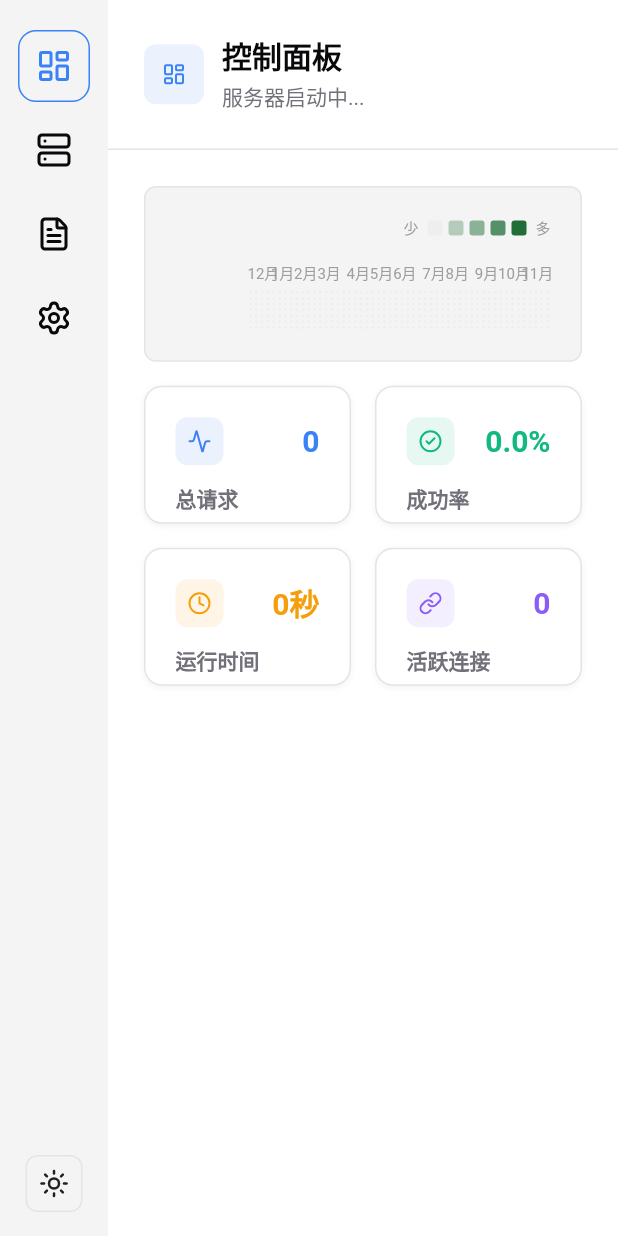
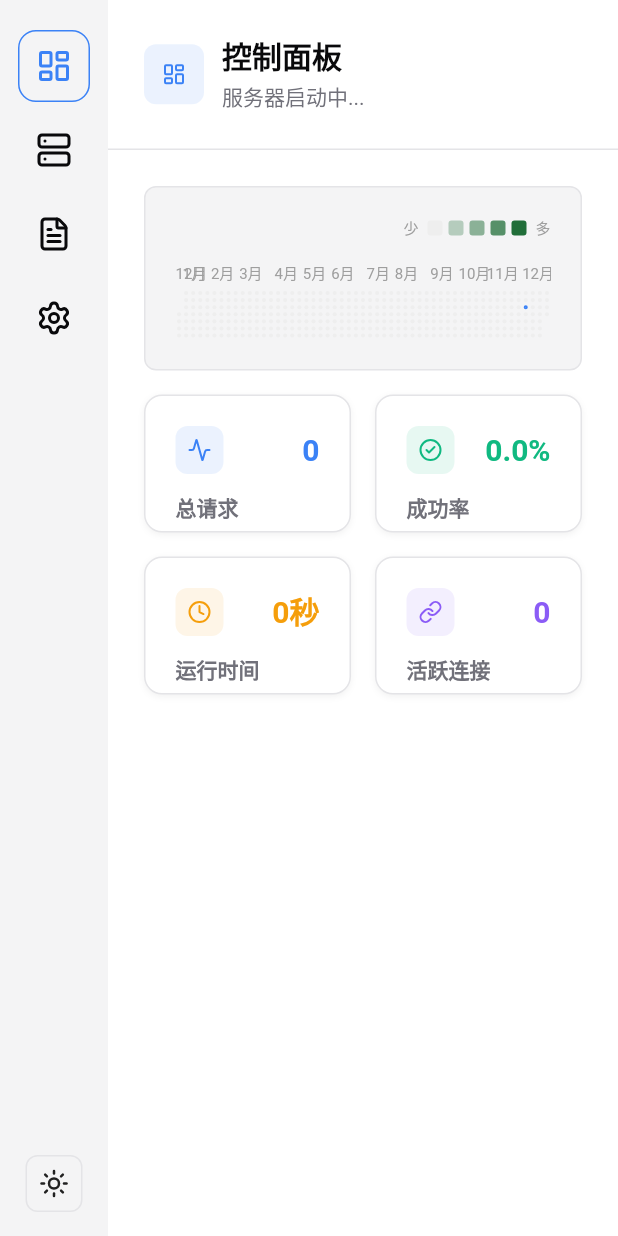
Before and after one commit to CalsRanna/code_proxy, a Flutter app: the screen it shows after launch, on a phone screen of 412 x 824 dp. Run offline on Flutter 3.47's test engine with Material 3 defaults, Android fonts, the phone set to English and light mode, and no system bars; our stand-ins replace auto_route, get_it, lucide_icons_flutter, shared_preferences, shelf, signals; missing offline and left inert: sqlite3; statements that could not run were skipped.

Commit message:
feat(heatmap): update heatmap to display yearly stats instead of 52 weeks
Modify heatmap to show entire year's data (Jan 1 to Dec 31) instead of rolling 52 weeks. Includes improved date handling, future date indicators, and simplified grid layout. Add tooltips showing date and request counts.

BREAKING CHANGE: Heatmap now displays fixed calendar year instead of rolling 52-week period. Layout changed to remove weekday labels and adjust cell sizing for yearly view.

```diff
--- a/lib/view_model/home_view_model.dart
+++ b/lib/view_model/home_view_model.dart
@@ -143,17 +143,20 @@ class HomeViewModel extends BaseViewModel {
   // 状态更新
   // =========================
 
-  /// 加载热度图数据（最近52周）
+  /// 加载热度图数据（全年数据：从今年1月1日到12月31日）
   Future<void> _loadHeatmapData() async {
     if (isDisposed) return;
 
     try {
       final now = DateTime.now();
-      final startDate = now.subtract(const Duration(days: 52 * 7));
+      // 从今年1月1日开始
+      final startDate = DateTime(now.year, 1, 1);
+      // 到今年12月31日结束
+      final endDate = DateTime(now.year, 12, 31);
 
       final stats = await _databaseService.getDailySuccessRequestStats(
         startTimestamp: startDate.millisecondsSinceEpoch,
-        endTimestamp: now.millisecondsSinceEpoch,
+        endTimestamp: endDate.millisecondsSinceEpoch,
       );
 
       if (!isDisposed) {
--- a/lib/widgets/token_heatmap.dart
+++ b/lib/widgets/token_heatmap.dart
@@ -40,18 +40,19 @@ class TokenHeatmap extends StatelessWidget {
             // 标题
             Row(children: [const Spacer(), _buildLegend(context, brightness)]),
             const SizedBox(height: 16),
-            // 热度图 - 使用LayoutBuilder动态计算格子大小
+            // 热度图 - 根据容器宽度自动计算格子大小
             LayoutBuilder(
               builder: (context, constraints) {
                 final availableWidth = constraints.maxWidth;
-                final weekdayLabelWidth = 40.0;
-                final hGap = 8.0;
 
-                // 计算每周的可用宽度
-                final heatmapWidth =
-                    availableWidth - weekdayLabelWidth - hGap - 2; //2px为border
-                final cellWidth =
-                    (heatmapWidth - (weeks - 1) * 2) / weeks; // 2px为间距
+                // 计算实际周数
+                final actualWeeks = heatmapData.length;
+
+                // 根据周数和可用宽度计算每个格子的大小
+                // 每个格子有 margin: all(1)，所以每个格子实际占用 cellWidth + 2px
+                // 总宽度 = actualWeeks * (cellWidth + 2)
+                // cellWidth = availableWidth / actualWeeks - 2
+                final cellWidth = (availableWidth / actualWeeks) - 2;
                 final cellHeight = cellWidth; // 保持方形
 
                 return Column(
@@ -62,28 +63,17 @@ class TokenHeatmap extends StatelessWidget {
                     _buildMonthLabels(
                       heatmapData,
                       cellWidth,
-                      weekdayLabelWidth + hGap,
+                      0,
                     ),
                     const SizedBox(height: 4),
                     // 热度方格
-                    Row(
-                      crossAxisAlignment: CrossAxisAlignment.start,
-                      children: [
-                        // 星期标签
-                        _buildWeekdayLabels(context, cellHeight),
-                        SizedBox(width: hGap),
-                        // 热度方格网格
-                        Expanded(
-                          child: _buildHeatmapGrid(
+                    _buildHeatmapGrid(
                       context,
                       heatmapData,
                       maxRequests,
                       brightness,
                       cellWidth,
                       cellHeight,
-                          ),
-                        ),
-                      ],
                     ),
                   ],
                 );
@@ -98,13 +88,24 @@ class TokenHeatmap extends StatelessWidget {
   /// 生成热度图数据（按周分组）
   List<List<_DayData>> _generateHeatmapData() {
     final now = DateTime.now();
-    final totalWeeks = weeks; // 使用成员变量
-    final startDate = now.subtract(Duration(days: totalWeeks * 7));
+    // 从今年1月1日开始
+    final startDate = DateTime(now.year, 1, 1);
+    // 到今年12月31日结束
+    final endDate = DateTime(now.year, 12, 31);
 
-    // 找到起始日期所在周的周日
+    // 找到1月1日所在周的周日（作为起始点）
     final firstSunday = startDate.subtract(
       Duration(days: (startDate.weekday % 7)),
     );
+
+    // 找到12月31日所在周的周六（作为结束点）
+    final lastSaturday = endDate.add(
+      Duration(days: (6 - endDate.weekday % 7)),
+    );
+
+    // 计算总天数
+    final totalDays = lastSaturday.difference(firstSunday).inDays + 1;
+    final totalWeeks = (totalDays / 7).ceil();
 
     final List<List<_DayData>> weeksList = [];
     List<_DayData> currentWeek = [];
@@ -112,22 +113,67 @@ class TokenHeatmap extends StatelessWidget {
     // 生成所有日期
     for (int i = 0; i < totalWeeks * 7; i++) {
       final date = firstSunday.add(Duration(days: i));
+
+      // 跳过今年1月1日之前的日期（用空白填充）
+      if (date.year < now.year) {
+        currentWeek.add(
+          _DayData(date: date, requests: -1, isToday: false, isEmpty: true),
+        );
+        if (currentWeek.length == 7) {
+          weeksList.add(currentWeek);
+          currentWeek = [];
+        }
+        continue;
+      }
+
+      // 跳过12月31日之后的日期（用空白填充）
+      if (date.year > now.year) {
+        currentWeek.add(
+          _DayData(date: date, requests: -1, isToday: false, isEmpty: true),
+        );
+        if (currentWeek.length == 7) {
+          weeksList.add(currentWeek);
+          currentWeek = [];
+        }
+        continue;
+      }
+
       final dateStr = _formatDate(date);
       final requests = dailyTokens[dateStr] ?? 0;
       final isToday =
           date.year == now.year &&
           date.month == now.month &&
           date.day == now.day;
+      // 未来日期标记为空但不是完全透明
+      final isFuture = date.isAfter(now);
 
       currentWeek.add(
-        _DayData(date: date, requests: requests, isToday: isToday),
+        _DayData(
+          date: date,
+          requests: requests,
+          isToday: isToday,
+          isEmpty: false,
+          isFuture: isFuture,
+        ),
       );
 
       // 每7天（一周）创建新列
-      if ((i + 1) % 7 == 0) {
+      if (currentWeek.length == 7) {
         weeksList.add(currentWeek);
         currentWeek = [];
       }
+    }
+
+    // 添加最后未满的一周（理论上不会出现，因为我们已经对齐到周六）
+    if (currentWeek.isNotEmpty) {
+      while (currentWeek.length < 7) {
+        final lastDate = currentWeek.last.date;
+        final nextDate = lastDate.add(const Duration(days: 1));
+        currentWeek.add(
+          _DayData(date: nextDate, requests: -1, isToday: false, isEmpty: true),
+        );
+      }
+      weeksList.add(currentWeek);
     }
 
     return weeksList;
@@ -186,29 +232,6 @@ class TokenHeatmap extends StatelessWidget {
     );
   }
 
-  /// 构建星期标签
-  Widget _buildWeekdayLabels(BuildContext context, double cellHeight) {
-    final weekdays = ['一', '三', '五'];
-    return Column(
-      crossAxisAlignment: CrossAxisAlignment.end,
-      children: [
-        SizedBox(height: cellHeight), // 对齐第一行（周一）
-        ...weekdays.map((day) {
-          return Container(
-            width: 40,
-            height: cellHeight,
-            alignment: Alignment.centerRight,
-            margin: const EdgeInsets.only(bottom: 2),
-            child: Text(
-              day,
-              style: const TextStyle(fontSize: 10, color: Colors.grey),
-            ),
-          );
-        }),
-      ],
-    );
-  }
-
   /// 构建热度图网格
   Widget _buildHeatmapGrid(
     BuildContext context,
@@ -246,14 +269,28 @@ class TokenHeatmap extends StatelessWidget {
     double cellWidth,
     double cellHeight,
   ) {
+    // 如果是空白日期（年初/年末的占位），返回透明占位符
+    if (dayData.isEmpty) {
+      return Container(
+        width: cellWidth,
+        height: cellHeight,
+        margin: const EdgeInsets.all(1),
+      );
+    }
+
     final color = _getColorForRequests(
       context,
       dayData.requests,
       maxRequests,
       brightness,
+      isFuture: dayData.isFuture,
     );
 
-    return Container(
+    return Tooltip(
+      message: dayData.isFuture
+          ? '${_formatDate(dayData.date)}\n未来日期'
+          : '${_formatDate(dayData.date)}\n${dayData.requests} 个请求',
+      child: Container(
         width: cellWidth,
         height: cellHeight,
         margin: const EdgeInsets.all(1),
@@ -267,6 +304,7 @@ class TokenHeatmap extends StatelessWidget {
                 )
               : null,
         ),
+      ),
     );
   }
 
@@ -275,12 +313,13 @@ class TokenHeatmap extends StatelessWidget {
     BuildContext context,
     int requests,
     int maxRequests,
-    Brightness brightness,
-  ) {
+    Brightness brightness, {
+    bool isFuture = false,
+  }) {
     final isDark = brightness == Brightness.dark;
 
-    if (requests == 0) {
-      // 无数据时显示浅灰色
+    // 未来日期和无数据都显示相同的浅灰色
+    if (isFuture || requests == 0) {
       return isDark ? Colors.grey.shade800 : Colors.grey.shade200;
     }
 
@@ -347,6 +386,14 @@ class _DayData {
   final DateTime date;
   final int requests;
   final bool isToday;
+  final bool isEmpty; // 是否为空白占位符（年初/年末）
+  final bool isFuture; // 是否为未来日期
 
-  _DayData({required this.date, required this.requests, required this.isToday});
+  _DayData({
+    required this.date,
+    required this.requests,
+    required this.isToday,
+    this.isEmpty = false,
+    this.isFuture = false,
+  });
 }
```
Lines whose indentation alone changed are shown as unchanged.
